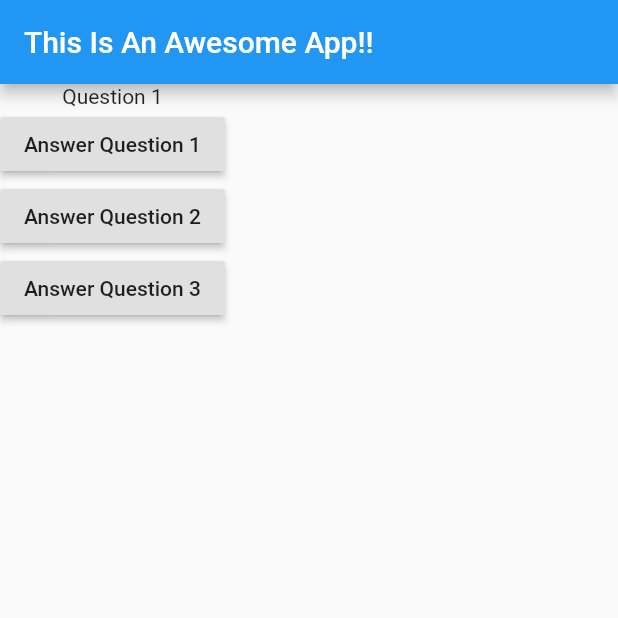
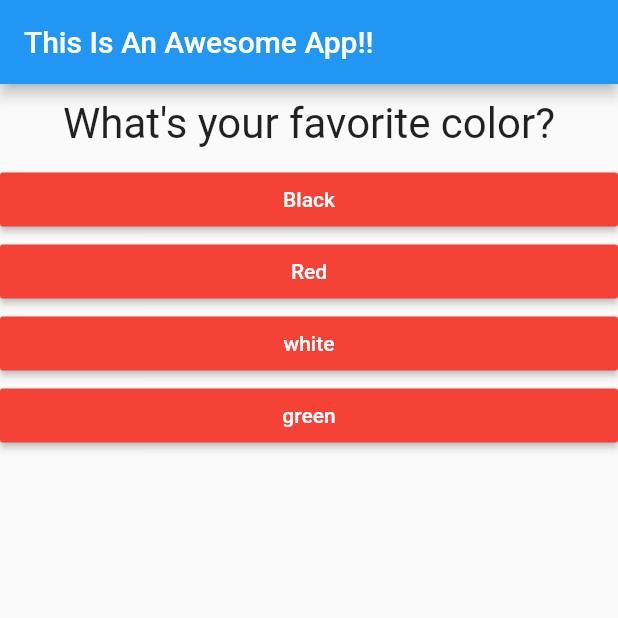
Before and after one commit to PongpatCrd/FlutterCourse, a Flutter app: the screen it shows after launch, on a phone screen of 412 x 824 dp, the top half of it. Run offline on Flutter 3.47's test engine with Material 2 defaults, Android fonts, the phone set to English and light mode, and no system bars; our stand-ins replace sprintf.

Commit message:
Dynamic question and answer widget

```diff
--- /dev/null
+++ b/lib/answer.dart
@@ -0,0 +1,21 @@
+import 'package:flutter/material.dart';
+
+class Answer extends StatelessWidget {
+  final Function selectHandler;
+  final String answerText;
+
+  Answer(this.selectHandler, this.answerText);
+
+  @override
+  Widget build(BuildContext context) {
+    return Container(
+      width: double.infinity,
+      child: RaisedButton(
+        color: Colors.red,
+        textColor: Colors.white,
+        child: Text(answerText),
+        onPressed: selectHandler,
+      ),
+    );
+  }
+}
--- a/lib/main.dart
+++ b/lib/main.dart
@@ -1,4 +1,8 @@
 import 'package:flutter/material.dart';
+import 'package:sprintf/sprintf.dart';
+
+import './question.dart';
+import './answer.dart';
 
 void main() {
   runApp(AwesomeApp());
@@ -11,22 +15,51 @@ class AwesomeApp extends StatefulWidget {
   @override
   State<StatefulWidget> createState() {
     // TODO: implement createState
-    return AwesomeAppState();
+    return _AwesomeAppState();
   }
 }
 
-class AwesomeAppState extends State<AwesomeApp> {
-  var questionIndex = 0;
-  void answerQuestion1() {
+class _AwesomeAppState extends State<AwesomeApp> {
+  var questions = [
+    {
+      'questionText': 'What\'s your favorite color?',
+      'answerText': ['Black', 'Red', 'white', 'green']
+    },
+    {
+      'questionText': 'What\s your favorite animal?',
+      'answerText': ['Dog', 'Cat', 'Rabbit', 'Squirrel']
+    },
+    {
+      'questionText': 'What\s the name of this day?',
+      'answerText': [
+        'Monday',
+        'Tuesday',
+        'Wednesday',
+        'Thursday',
+        'Friday',
+        'Satuday',
+        'Sunday'
+      ]
+    },
+    {
+      'questionText': 'You do this day the best?',
+      'answerText': ['Yep', 'Nop']
+    },
+  ];
+
+  var _questionIndex = 0;
+  void _answerQuestion() {
     setState(() {
-      questionIndex = 0;
+      if (_questionIndex + 1 >= questions.length) {
+        _questionIndex = 0;
+      }
+      print(sprintf('Answer question %s', [_questionIndex]));
+      _questionIndex += 1;
     });
-    print('Answer question 1');
   }
 
   @override
   Widget build(BuildContext context) {
-    var questions = ['Question 1', 'Question 2', 'Question 3', 'Question 4'];
     return MaterialApp(
       home: Scaffold(
         appBar: AppBar(
@@ -34,29 +67,11 @@ class AwesomeAppState extends State<AwesomeApp> {
         ),
         body: Column(
           children: <Widget>[
-            Text(questions[questionIndex]),
-            RaisedButton(
-              onPressed: answerQuestion1,
-              child: Text("Answer Question 1"),
-            ),
-            RaisedButton(
-              onPressed: () {
-                setState(() {
-                  questionIndex = 1;
-                });
-                print("Answer question 2");
-              },
-              child: Text("Answer Question 2"),
-            ),
-            RaisedButton(
-              onPressed: () {
-                setState(() {
-                  questionIndex = 2;
-                });
-                print("Answer question 3");
-              },
-              child: Text("Answer Question 3"),
-            ),
+            Question(questions[_questionIndex]['questionText']),
+            ...(questions[_questionIndex]['answerText'] as List<String>)
+                .map((answer) {
+              return Answer(_answerQuestion, answer);
+            }).toList(),
           ],
         ),
       ),
--- /dev/null
+++ b/lib/question.dart
@@ -0,0 +1,20 @@
+import 'package:flutter/material.dart';
+
+class Question extends StatelessWidget {
+  final String questionText;
+
+  Question(this.questionText);
+
+  @override
+  Widget build(BuildContext context) {
+    return Container(
+      width: double.infinity,
+      margin: EdgeInsets.all(10),
+      child: Text(
+        questionText,
+        style: TextStyle(fontSize: 28),
+        textAlign: TextAlign.center,
+      ),
+    );
+  }
+}
--- a/pubspec.yaml
+++ b/pubspec.yaml
@@ -23,6 +23,7 @@ environment:
 dependencies:
   flutter:
     sdk: flutter
+  sprintf:
 
 
   # The following adds the Cupertino Icons font to your application.
```
Also changed, not shown: pubspec.lock.
